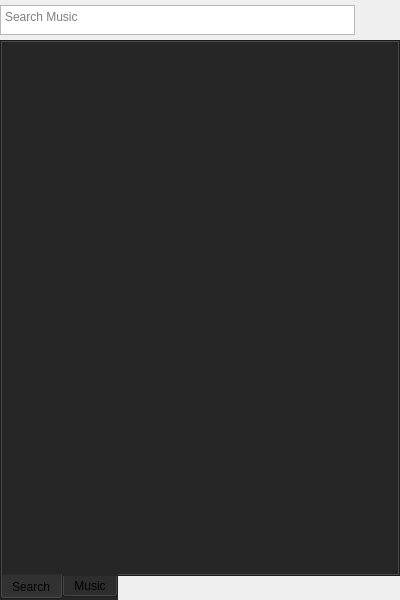
Qt form musicPlayer.ui (nullHawk/NullHawk-s-Play) before a commit.
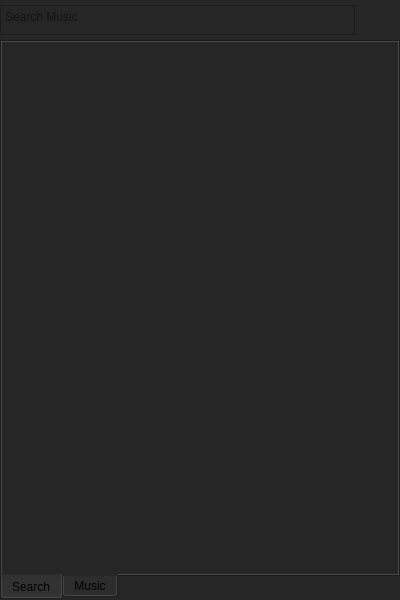
The same form after that commit. Icons and pictures are not drawn.

What changed in the file:
```diff
--- a/musicPlayer.ui
+++ b/musicPlayer.ui
@@ -18,6 +18,9 @@
     <normaloff>:/widget/resources/play_logo.png</normaloff>:/widget/resources/play_logo.png</iconset>
   </property>
   <widget class="QWidget" name="centralwidget">
+   <property name="styleSheet">
+    <string notr="true">background-color: rgb(38, 38, 38);</string>
+   </property>
    <widget class="QWidget" name="horizontalLayoutWidget">
     <property name="geometry">
      <rect>
```
